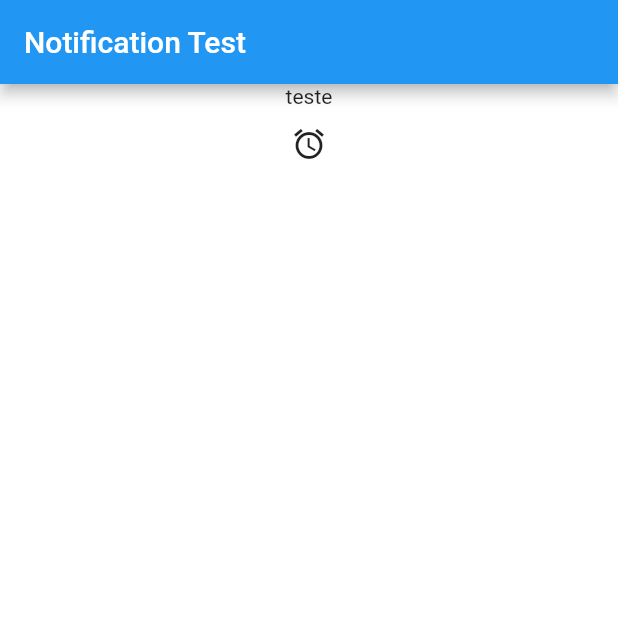
After one commit to pralineso/flutter-notification-test, a Flutter app: the screen it shows after launch, after a tap on the "access alarm" icon, on a phone screen of 412 x 824 dp, the top half of it. The commit adds this screen. Run offline on Flutter 3.47's test engine with Material 2 defaults, Android fonts, the phone set to English and light mode, and no system bars; our stand-ins replace flutter_local_notifications; statements that could not run were skipped.

Commit message:
notification_esp criada (pagina de teste com base em outro video)

```diff
--- a/lib/data/notification_data.dart
+++ b/lib/data/notification_data.dart
@@ -1,4 +1,5 @@
 import 'package:flutter_local_notifications/flutter_local_notifications.dart';
+
 
 class NotificationData{
   String title;
--- a/lib/main.dart
+++ b/lib/main.dart
@@ -1,10 +1,11 @@
 import 'package:flutter/material.dart';
+import 'package:flutter_notification_test/pages/notification_esp.dart';
 import 'package:flutter_notification_test/pages/notification_page.dart';
 
 void main() {
   runApp(
       MaterialApp(
-        home: NotificationPage(),
+        home: NotificationEsp(),
         debugShowCheckedModeBanner: false,
       ));
 }
--- a/lib/pages/create_notification_page.dart
+++ b/lib/pages/create_notification_page.dart
@@ -102,9 +102,13 @@ class _CreateNotificationPageState extends State<CreateNotificationPage> {
   void createNotification(){
     final title = _titleController.text;
     final description = _descriptionController.text;
-    final time = Time(selectedTime.hour, selectedTime.minute);
+    final time = Time(selectedTime.hour, selectedTime.minute, 0);
+
+    print("dentro do create_notificatio_page time= "+ time.hour.toString());
 
     final notificationData = NotificationData(title, description, time);
+
+    print("dentro do create notification");
     Navigator.of(context).pop(notificationData);
   }
 
--- /dev/null
+++ b/lib/pages/notification_esp.dart
@@ -0,0 +1,102 @@
+import 'package:flutter/material.dart';
+import 'package:flutter_local_notifications/flutter_local_notifications.dart';
+
+class NotificationEsp extends StatefulWidget {
+  @override
+  _NotificationEspState createState() => _NotificationEspState();
+}
+
+class _NotificationEspState extends State<NotificationEsp> {
+
+  FlutterLocalNotificationsPlugin flutterLocalNotificationsPlugin;
+
+  @override
+  void initState() {
+    // TODO: implement initState
+    super.initState();
+
+    setupNotificationPlugin();
+  }
+
+  @override
+  Widget build(BuildContext context) {
+    return Scaffold(
+      appBar: AppBar(
+        title: Text("Notification Test"),
+      ),
+      backgroundColor: Colors.white,
+      body: Center(
+        child: Column(
+          children: <Widget>[
+            Container(
+              child: Text('teste'),
+            ),
+            FlatButton(onPressed: setupNotificationPlugin, child: Icon(Icons.access_alarm))
+          ],
+        ),
+      ),
+    );
+  }
+
+  void setupNotificationPlugin() {
+    FlutterLocalNotificationsPlugin flutterLocalNotificationsPlugin = FlutterLocalNotificationsPlugin();
+// initialise the plugin. app_icon needs to be a added as a drawable resource to the Android head project
+    var initializationSettingsAndroid = AndroidInitializationSettings(
+        '@mipmap/ic_launcher');
+    var initializationSettingsIOS = IOSInitializationSettings(
+        onDidReceiveLocalNotification: onDidReceiveLocalNotification);
+    var initializationSettings = InitializationSettings(
+        initializationSettingsAndroid, initializationSettingsIOS);
+
+    flutterLocalNotificationsPlugin.initialize(
+        initializationSettings,
+        onSelectNotification: onSelectNotification).then((init) {
+          setupNotification();
+    });
+  }
+
+  Future onSelectNotification(String payload) async {
+    if (payload != null) {
+      debugPrint('notification payload: ' + payload);
+    }
+    await Navigator.push(
+      context,
+      MaterialPageRoute(builder: (context) => NotificationEsp()),
+    );
+  }
+
+  void setupNotification() async {
+    var time = Time(20, 0, 0);
+    var androidPlatformChannelSpecifics = AndroidNotificationDetails(
+        'daily-notification',
+        'Daily Notifications',
+        'Daily Notifications');
+    var iOSPlatformChannelSpecifics = IOSNotificationDetails();
+    var platformChannelSpecifics = NotificationDetails(
+        androidPlatformChannelSpecifics, iOSPlatformChannelSpecifics);
+    await flutterLocalNotificationsPlugin.showDailyAtTime(
+        0,
+        'show daily title',
+        'Daily notification shown at approximately ',
+        time,
+        platformChannelSpecifics);
+  }
+
+
+  Future onDidReceiveLocalNotification(int id, String title, String body,
+      String payload) async {
+    showDialog(
+        context: context,
+      builder: (context) => AlertDialog(
+        content:  Text("Notificacao do onDidReceiveLocalNotification"),
+        actions: <Widget>[
+          FlatButton(
+              onPressed: (){
+                Navigator.of(context).pop();
+              },
+              child: Text('ok'))
+        ],
+      ),
+    );
+  }
+}
--- a/lib/plugin/notification_plugin.dart
+++ b/lib/plugin/notification_plugin.dart
@@ -15,7 +15,8 @@ class NotificationPlugin {
     var initializationSettings = new InitializationSettings(initializationSettingsAndroid, initializationSettingsIOS);
     _flutterLocalNotificationsPlugin.initialize(
         initializationSettings,
-        onSelectNotification: onSelectNotification
+      onSelectNotification: onSelectNotification
+
     );
   }
 
@@ -23,6 +24,7 @@ class NotificationPlugin {
     if (payload != null){
       print('notification payload: '+payload);
     }
+    print('entrou aki no onselect notification');
   }
 
   Future<void> showWeeKlyAtDayAndTime(Time time, Day day, int id, String title, String description) async{
@@ -47,7 +49,6 @@ class NotificationPlugin {
   }
 
   Future<void> showDailyAtTime(Time time, int id, String title, String description) async{
-    var time = new Time(10, 0, 0);
     var androidPlatformChannelSpecifics = new AndroidNotificationDetails('repeatDailyAtTime channel id',
         'repeatDailyAtTime channel name', 'repeatDailyAtTime description');
     var iOSPlatformChannelSpecifics = new IOSNotificationDetails();
@@ -66,6 +67,7 @@ class NotificationPlugin {
 
   Future<List<PendingNotificationRequest>> getScheduledNotifications() async{
     final pendingNotifications = await _flutterLocalNotificationsPlugin.pendingNotificationRequests();
+    print("entrou no getSchedule");
     return pendingNotifications;
   }
 
--- a/pubspec.yaml
+++ b/pubspec.yaml
@@ -23,7 +23,7 @@ dependencies:
   # The following adds the Cupertino Icons font to your application.
   # Use with the CupertinoIcons class for iOS style icons.
   cupertino_icons: ^0.1.2
-  flutter_local_notifications: ^0.7.1+1
+  flutter_local_notifications:
 
 dev_dependencies:
   flutter_test:
```
Also changed, not shown: lib/pages/notification_page.dart (+10 -1 lines).
